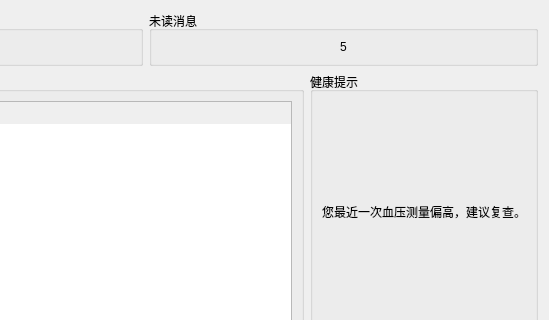
SunJianBai/patient-client, file page_dashboard.ui: the form before one commit; both pictures show x 651 to 1200 and y 0 to 320 of the 1200 by 800 pixel window.
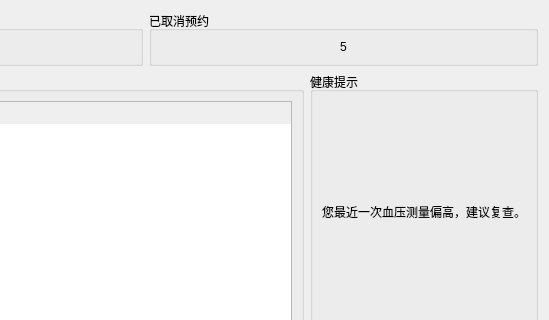
The form after the commit.

The edit to the form file:
```diff
--- a/page_dashboard.ui
+++ b/page_dashboard.ui
@@ -57,7 +57,7 @@
          <item>
             <widget class="QGroupBox" name="cardMessages">
              <property name="title">
-                <string>未读消息</string>
+        <string>已取消预约</string>
              </property>
              <layout class="QVBoxLayout" name="cardMessagesLayout">
                 <item>
```
Lines whose indentation alone changed are shown as unchanged.
